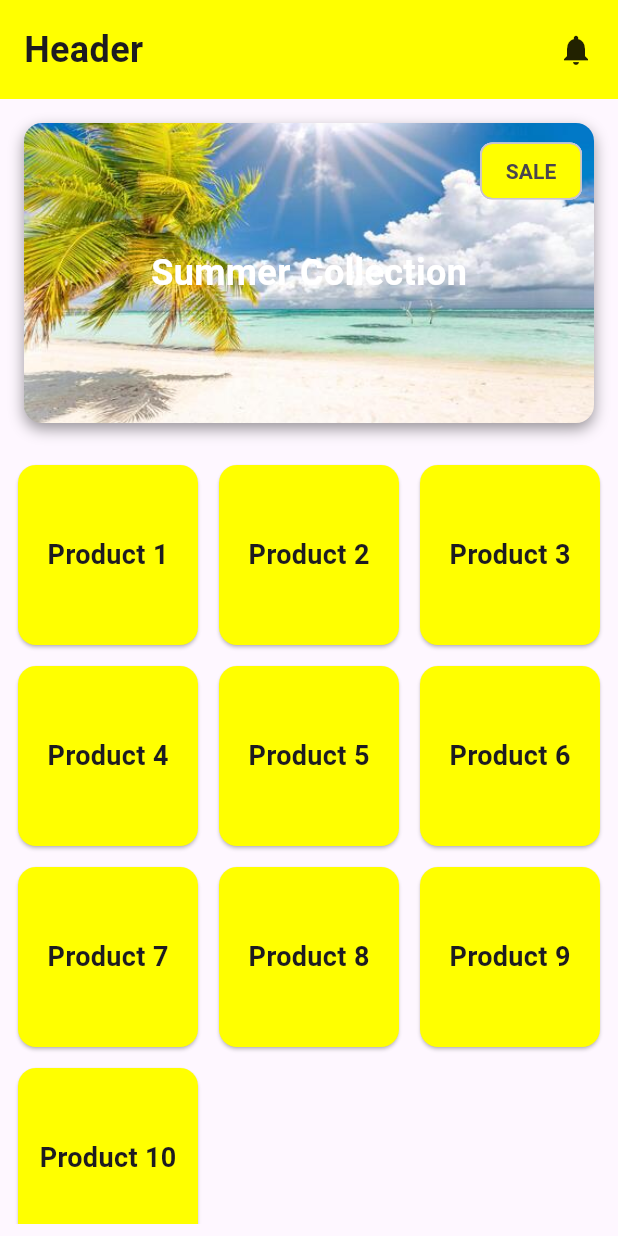
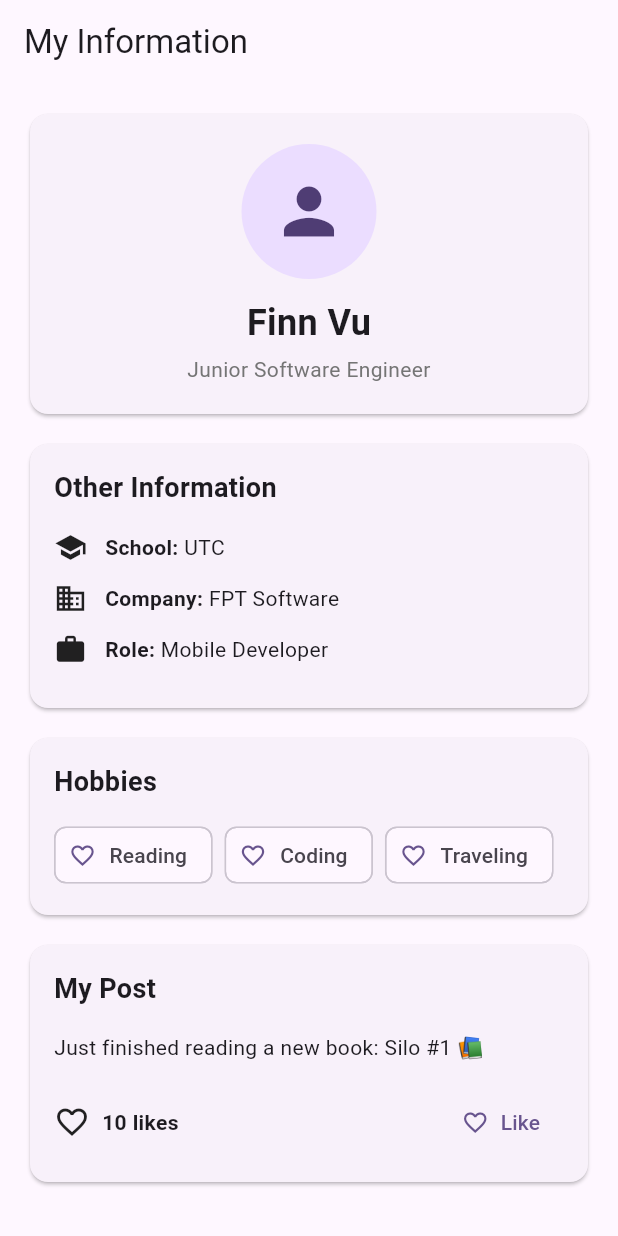
Before and after one commit to linhlq58/fast-track-flutter-fpt, a Flutter app: the screen it shows after launch, on a phone screen of 412 x 824 dp. Run offline on Flutter 3.47's test engine with Material 3 defaults, Android fonts, the phone set to English and light mode, and no system bars.

Commit message:
Commit Assignment 05: Widget Optimization

```diff
--- /dev/null
+++ b/lib/common/app_card.dart
@@ -0,0 +1,19 @@
+import 'package:flutter/material.dart';
+
+class AppCard extends StatelessWidget {
+
+  final Widget childWigdet;
+  final double ?padding;
+
+  const AppCard({super.key, required this.childWigdet, this.padding});
+
+  @override
+  Widget build(BuildContext context) {
+  return Card(
+      child: Padding(
+        padding: EdgeInsets.all(padding ?? 16.0),
+        child: childWigdet,
+      ),
+    );
+  }
+}
--- a/lib/main.dart
+++ b/lib/main.dart
@@ -1,5 +1,5 @@
 import 'package:flutter/material.dart';
-import 'package:fast_track_flutter_fpt/screens/practice_screen.dart';
+import 'screens/profile_screen.dart';
 
 void main() {
   runApp(const MyApp());
@@ -16,7 +16,7 @@ class MyApp extends StatelessWidget {
       theme: ThemeData(
         colorScheme: ColorScheme.fromSeed(seedColor: Colors.deepPurple),
       ),
-      home: const PracticeScreen(),
+      home: const ProfileScreen(),
     );
   }
 }
--- a/lib/screens/practice_screen.dart
+++ /dev/null
@@ -1,23 +0,0 @@
-import 'package:flutter/material.dart';
-import 'package:fast_track_flutter_fpt/widgets/header_widget.dart';
-import 'package:fast_track_flutter_fpt/widgets/banner_widget.dart';
-import 'package:fast_track_flutter_fpt/widgets/product_grid.dart';
-
-class PracticeScreen extends StatelessWidget {
-  const PracticeScreen({super.key});
-
-  @override
-  Widget build(BuildContext context) {
-    return const Scaffold(
-      body: SafeArea(
-        child: Column(
-          children: [
-            HeaderWidget(),
-            BannerWidget(),
-            ProductGrid(),
-          ],
-        ),
-      ),
-    );
-  }
-}
--- /dev/null
+++ b/lib/screens/profile_screen.dart
@@ -0,0 +1,54 @@
+import 'package:flutter/material.dart';
+
+import '../widgets/hobby_information_card.dart';
+import '../widgets/main_information_card.dart';
+import '../widgets/my_post_card.dart';
+import '../widgets/other_information_card.dart';
+
+class ProfileScreen extends StatelessWidget {
+  const ProfileScreen({super.key});
+
+  @override
+  Widget build(BuildContext context) {
+    return Scaffold(
+      appBar: AppBar(
+        title: const Text('My Information'),
+      ),
+      body: ListView(
+        padding: const EdgeInsets.all(16),
+        children: const [
+          MainInformationCard(
+            name: 'Finn Vu',
+            description: 'Junior Software Engineer',
+          ),
+
+          SizedBox(height: 12),
+
+          OtherInformationCard(
+            school: 'UTC',
+            company: 'FPT Software',
+            role: 'Mobile Developer',
+          ),
+
+          SizedBox(height: 12),
+
+          HobbyInformationCard(
+            hobbies: [
+              'Reading',
+              'Coding',
+              'Traveling'
+            ],
+          ),
+
+          SizedBox(height: 12),
+
+          MyPostCard(
+            key: Key('post-card'),
+            content: 'Just finished reading a new book: Silo #1 📚',
+            initialLikeCount: 10,
+          ),
+        ],
+      ),
+    );
+  }
+}
--- a/lib/widgets/banner_widget.dart
+++ /dev/null
@@ -1,51 +0,0 @@
-import 'package:flutter/material.dart';
-
-class BannerWidget extends StatelessWidget {
-  const BannerWidget({super.key});
-
-  @override
-  Widget build(BuildContext context) {
-    return Container(
-      padding: const EdgeInsets.all(16.0),
-      child: Stack(
-        children: [
-          Container(
-            height: 200,
-            decoration: BoxDecoration(
-              image: DecorationImage(
-                image: AssetImage('assets/summer.jpg'),
-                fit: BoxFit.cover,
-              ),
-              borderRadius: BorderRadius.circular(12.0),
-              boxShadow: [
-                BoxShadow(
-                  color: Colors.black.withValues(alpha: 0.4),
-                  blurRadius: 8,
-                  offset: Offset(0, 4),
-                ),
-              ]
-            ),
-            alignment: Alignment.center,
-                  child: const Text(
-                    'Summer Collection',
-                    style: TextStyle(
-                      fontSize: 24,
-                      color: Colors.white,
-                      fontWeight: FontWeight.bold,
-                    ),
-                  ),
-          ),
-
-          Positioned(
-            top: 8,
-            right: 8,
-            child: Chip(
-              backgroundColor: Colors.yellowAccent,
-              label: Text('SALE', style: TextStyle(fontWeight: FontWeight.bold)),
-            ),
-          ),
-        ]
-      ),
-    );
-  }
-}
--- a/lib/widgets/header_widget.dart
+++ /dev/null
@@ -1,20 +0,0 @@
-import 'package:flutter/material.dart';
-
-class HeaderWidget extends StatelessWidget {
-  const HeaderWidget({super.key});
-
-  @override
-  Widget build(BuildContext context) {
-    return Container(
-      color: Colors.yellowAccent,
-      padding: const EdgeInsets.all(16.0),
-      child: const Row(
-        mainAxisAlignment: MainAxisAlignment.spaceBetween,
-        children: [
-          Text('Header', style: TextStyle(fontSize: 24, fontWeight: FontWeight.bold)),
-          Icon(Icons.notifications),
-        ],
-      ),
-    );
-  }
-}
--- /dev/null
+++ b/lib/widgets/hobby_information_card.dart
@@ -0,0 +1,44 @@
+import 'package:fast_track_flutter_fpt/common/app_card.dart';
+import 'package:flutter/material.dart';
+
+class HobbyInformationCard extends StatelessWidget {
+  final List<String> hobbies;
+
+  const HobbyInformationCard({
+    super.key,
+    required this.hobbies,
+  });
+
+  @override
+  Widget build(BuildContext context) {
+    debugPrint('HobbyInformationCard: build');
+    return AppCard(
+      childWigdet: Column(
+        crossAxisAlignment: CrossAxisAlignment.start,
+        children: [
+          const Text(
+            'Hobbies',
+            style: TextStyle(
+              fontSize: 18,
+              fontWeight: FontWeight.bold,
+            ),
+          ),
+          const SizedBox(height: 12),
+          Wrap(
+            spacing: 8,
+            runSpacing: 8,
+            children: hobbies.map((hobby) {
+              return Chip(
+                avatar: const Icon(
+                  Icons.favorite_outline,
+                  size: 18,
+                ),
+                label: Text(hobby),
+              );
+            }).toList(),
+          ),
+        ],
+      ),
+    );
+  }
+}
--- /dev/null
+++ b/lib/widgets/main_information_card.dart
@@ -0,0 +1,45 @@
+import 'package:fast_track_flutter_fpt/common/app_card.dart';
+import 'package:flutter/material.dart';
+
+class MainInformationCard extends StatelessWidget {
+
+  final String name;
+  final String description;
+
+  const MainInformationCard({super.key, required this.name, required this.description});
+
+  @override
+  Widget build(BuildContext context) {
+    debugPrint('MainInformationCard: build');
+    return AppCard(
+      padding: 20,
+      childWigdet: Column(
+        children: [
+          const CircleAvatar(
+            radius: 45,
+            child: Icon(
+              Icons.person,
+              size: 50,
+            ),
+          ),
+          const SizedBox(height: 12),
+          Text(
+            name,
+            style: const TextStyle(
+              fontSize: 24,
+              fontWeight: FontWeight.bold,
+            ),
+          ),
+          const SizedBox(height: 4),
+          Text(
+            description,
+            textAlign: TextAlign.center,
+            style: TextStyle(
+              color: Colors.grey[600],
+            ),
+          ),
+        ],
+      ),
+    );
+  }
+}
--- /dev/null
+++ b/lib/widgets/my_post_card.dart
@@ -0,0 +1,127 @@
+import 'package:fast_track_flutter_fpt/common/app_card.dart';
+import 'package:flutter/material.dart';
+
+class MyPostCard extends StatefulWidget {
+  final String content;
+  final int initialLikeCount;
+
+  const MyPostCard({
+    super.key,
+    required this.content,
+    this.initialLikeCount = 0,
+  });
+
+  @override
+  State<MyPostCard> createState() => _MyPostCardState();
+}
+
+class _MyPostCardState extends State<MyPostCard> {
+  late int _likeCount;
+  bool _isLiked = false;
+
+  @override
+  void initState() {
+    super.initState();
+
+    _likeCount = widget.initialLikeCount;
+
+    debugPrint('MyPostCard: initState');
+  }
+
+  @override
+  void didChangeDependencies() {
+    super.didChangeDependencies();
+
+    debugPrint('MyPostCard: didChangeDependencies');
+  }
+
+  @override
+  Widget build(BuildContext context) {
+    debugPrint('MyPostCard: build');
+
+    return AppCard(
+      childWigdet: Column(
+        crossAxisAlignment: CrossAxisAlignment.start,
+        children: [
+          const Text(
+            'My Post',
+            style: TextStyle(
+              fontSize: 18,
+              fontWeight: FontWeight.bold,
+            ),
+          ),
+
+          const SizedBox(height: 16),
+
+          Text(widget.content),
+
+          const SizedBox(height: 16),
+
+          Row(
+            children: [
+              Icon(
+                _isLiked
+                    ? Icons.favorite
+                    : Icons.favorite_border,
+                color: _isLiked ? Colors.red : null,
+              ),
+
+              const SizedBox(width: 8),
+
+              Text(
+                '$_likeCount likes',
+                style: const TextStyle(
+                  fontWeight: FontWeight.bold,
+                ),
+              ),
+
+              const Spacer(),
+
+              TextButton.icon(
+                onPressed: _toggleLike,
+                icon: Icon(
+                  _isLiked
+                      ? Icons.favorite
+                      : Icons.favorite_border,
+                ),
+                label: Text(
+                  _isLiked ? 'Liked' : 'Like',
+                ),
+              ),
+            ],
+          ),
+        ],
+      ),
+    );
+  }
+
+  void _toggleLike() {
+    setState(() {
+      if (_isLiked) {
+        _likeCount--;
+        _isLiked = false;
+      } else {
+        _likeCount++;
+        _isLiked = true;
+      }
+    });
+
+    debugPrint(
+      'MyPostCard: like count = $_likeCount',
+    );
+  }
+
+  @override
+  void deactivate() {
+    debugPrint('MyPostCard: deactivate');
+
+    super.deactivate();
+  }
+
+  @override
+  void dispose() {
+    debugPrint('MyPostCard: dispose');
+
+    super.dispose();
+  }
+}
--- /dev/null
+++ b/lib/widgets/other_information_card.dart
@@ -0,0 +1,84 @@
+import 'package:fast_track_flutter_fpt/common/app_card.dart';
+import 'package:flutter/material.dart';
+
+class OtherInformationCard extends StatelessWidget {
+  final String school;
+  final String company;
+  final String role;
+
+  const OtherInformationCard({
+    super.key,
+    required this.school,
+    required this.company,
+    required this.role,
+  });
+
+  @override
+  Widget build(BuildContext context) {
+    debugPrint('OtherInformationCard: build');
+    return AppCard(
+      childWigdet: Column(
+        crossAxisAlignment: CrossAxisAlignment.start,
+        children: [
+          const Text(
+            'Other Information',
+            style: TextStyle(
+              fontSize: 18,
+              fontWeight: FontWeight.bold,
+            ),
+          ),
+          const SizedBox(height: 16),
+          _InfoRow(
+            icon: Icons.school,
+            title: 'School',
+            value: school,
+          ),
+          _InfoRow(
+            icon: Icons.business,
+            title: 'Company',
+            value: company,
+          ),
+          _InfoRow(
+            icon: Icons.work,
+            title: 'Role',
+            value: role,
+          ),
+        ],
+      ),
+    );
+  }
+}
+
+class _InfoRow extends StatelessWidget {
+  final IconData icon;
+  final String title;
+  final String value;
+
+  const _InfoRow({
+    required this.icon,
+    required this.title,
+    required this.value,
+  });
+
+  @override
+  Widget build(BuildContext context) {
+    return Padding(
+      padding: const EdgeInsets.only(bottom: 12),
+      child: Row(
+        children: [
+          Icon(icon, size: 22),
+          const SizedBox(width: 12),
+          Text(
+            '$title: ',
+            style: const TextStyle(
+              fontWeight: FontWeight.bold,
+            ),
+          ),
+          Expanded(
+            child: Text(value),
+          ),
+        ],
+      ),
+    );
+  }
+}
--- a/lib/widgets/product_grid.dart
+++ /dev/null
@@ -1,32 +0,0 @@
-import 'package:flutter/material.dart';
-
-class ProductGrid extends StatelessWidget {
-  const ProductGrid({super.key});
-
-  @override
-  Widget build(BuildContext context) {
-    return Expanded(
-      child: Padding(
-        padding: const EdgeInsets.all(8.0),
-        child: GridView.builder(
-          gridDelegate: SliverGridDelegateWithFixedCrossAxisCount(
-            crossAxisCount: 3,
-            crossAxisSpacing: 6,
-            mainAxisSpacing: 6,
-          ),
-          itemCount: 10,
-          itemBuilder: (context, index) {
-            return Card(
-              shadowColor: Colors.black.withValues(alpha: 1),
-              color: Colors.yellowAccent,
-              child: Center(
-                child: Text('Product ${index + 1}',
-                    style: const TextStyle(fontSize: 18, fontWeight: FontWeight.bold)),
-              ),
-            );
-          },
-        ),
-      ),
-    );
-  }
-}
```
Also changed, not shown: assets/demo_screenshot.png (deleted), assets/summer.jpg (deleted), 1 other file.
